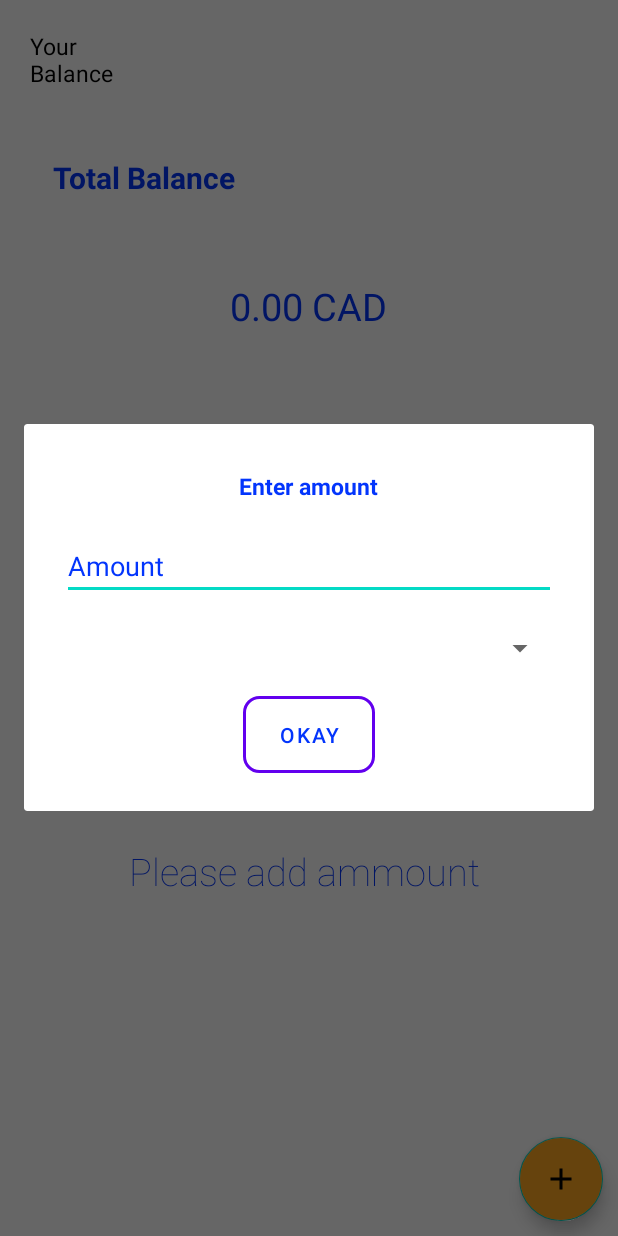
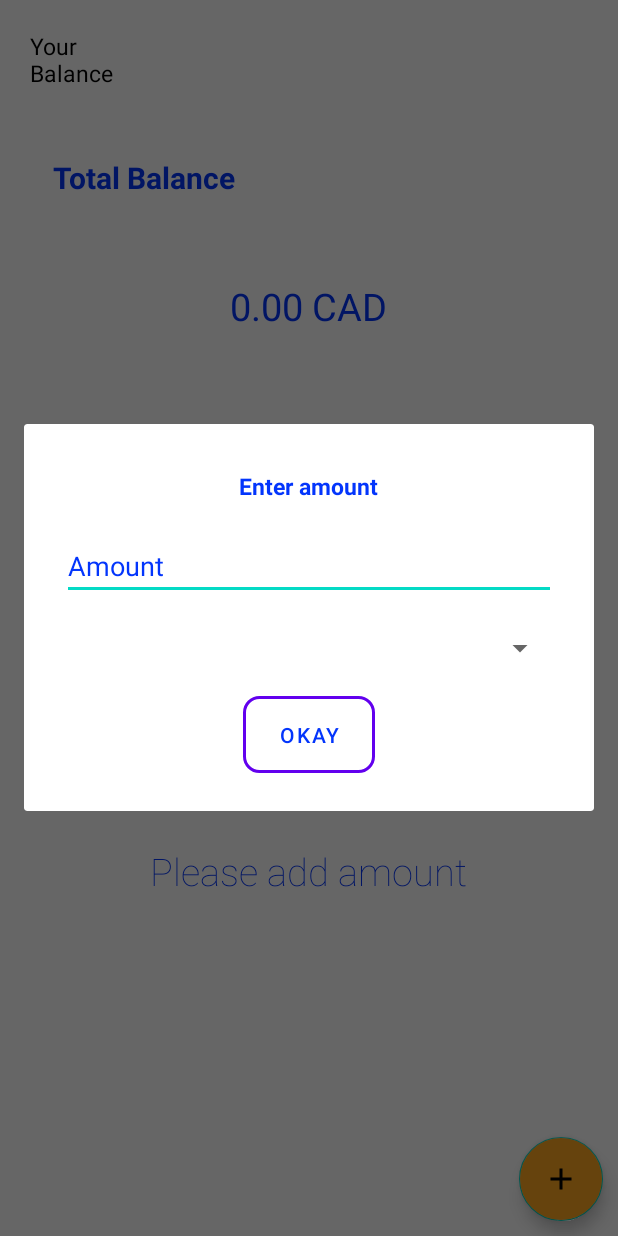
Before and after one commit to anmolvpanchal/Currency_converter, an Android app: the screen it shows after launch (MainActivity), after a tap on an icon or button, on a phone screen of 412 x 824 dp. Run offline under Robolectric (Android 15) with nearby library versions, the phone set to English and light mode, and no system bars; 2 statements that could not run were skipped.

Commit message:
extracted to string resources

```diff
--- a/app/src/main/res/layout-v21/activity_main.xml
+++ b/app/src/main/res/layout-v21/activity_main.xml
@@ -49,7 +49,7 @@
                     android:layout_height="wrap_content"
                     android:layout_marginLeft="15dp"
                     android:layout_marginTop="15dp"
-                    android:text="Total Balance"
+                    android:text="@string/total_balance_text"
                     android:textColor="@color/colorBlue"
                     android:textSize="20sp"
                     android:textStyle="bold" />
@@ -60,7 +60,7 @@
                     android:layout_height="wrap_content"
                     android:layout_centerInParent="true"
                     android:fontFamily="sans-serif-thin"
-                    android:text="0.00 CAD"
+                    android:text="@string/total_balance_value_text"
                     android:textColor="@color/colorBlue"
                     android:textSize="25sp"
                     android:textStyle="bold" />
@@ -75,7 +75,7 @@
             android:layout_height="wrap_content"
             android:layout_below="@id/totalBalanceCard"
             android:layout_marginLeft="20dp"
-            android:text="Currencies"
+            android:text="@string/currencies_text"
             android:textColor="@color/colorBlue"
             android:textSize="25sp"
             android:textStyle="bold" />
@@ -91,12 +91,12 @@
             android:background="@color/white"/>
 
         <TextView
-            android:id="@+id/addAmmountText"
+            android:id="@+id/addAmountText"
             android:layout_width="wrap_content"
             android:layout_height="wrap_content"
             android:layout_above="@id/floatingActionButton"
             android:layout_centerHorizontal="true"
-            android:text="Please add ammount "
+            android:text="@string/please_add_amount_text"
             android:textColor="@color/colorBlue"
             android:fontFamily="sans-serif-thin"
             android:textSize="25sp"
--- a/app/src/main/res/layout/custom_dialogbox.xml
+++ b/app/src/main/res/layout/custom_dialogbox.xml
@@ -14,7 +14,7 @@
         android:layout_height="wrap_content"
         android:layout_centerHorizontal="true"
         android:layout_marginTop="15dp"
-        android:text="Enter amount"
+        android:text="@string/enter_amount_text"
         android:textColor="@color/colorBlue"
         android:textSize="15sp"
         android:textStyle="bold" />
@@ -35,7 +35,7 @@
             android:layout_margin="10dp"
             android:layout_weight="1"
             android:ems="10"
-            android:hint="Amount"
+            android:hint="@string/hint_text"
             android:textColor="@color/colorBlue"
             android:textColorHint="@color/colorBlue"
             android:inputType="numberDecimal"/>
@@ -60,7 +60,7 @@
         android:layout_margin="10dp"
         android:background="@drawable/blue_bordered_rectangle"
         android:padding="10dp"
-        android:text="Okay"
+        android:text="@string/okay_text"
         android:textColor="@color/colorBlue" />
 
 </RelativeLayout>
--- a/app/src/main/res/layout/recyclerview_cell.xml
+++ b/app/src/main/res/layout/recyclerview_cell.xml
@@ -27,7 +27,7 @@
             android:layout_marginLeft="15dp"
             android:layout_toRightOf="@id/flags"
             android:fontFamily="sans-serif-thin"
-            android:text="country"
+            android:text="@string/country_name_text"
             android:textColor="@color/colorBlue"
             android:textSize="25sp"
             android:textStyle="bold" />
@@ -55,7 +55,7 @@
             android:layout_marginRight="20dp"
             android:layout_weight="1"
             android:background="@drawable/blue_bordered_rectangle"
-            android:text="Remove"
+            android:text="@string/remove_button_text"
             android:gravity="center"
             android:textColor="@color/colorBlue"
             android:textSize="15sp" />
@@ -68,7 +68,7 @@
             android:layout_marginRight="20dp"
             android:layout_weight="1"
             android:background="@drawable/yellow_border_rectangle"
-            android:text="Edit"
+            android:text="@string/edit_button_text"
             android:gravity="center"
             android:textColor="@color/colorBlue"
             android:textSize="15sp" />
--- a/app/src/main/res/values/strings.xml
+++ b/app/src/main/res/values/strings.xml
@@ -1,4 +1,14 @@
 <resources>
     <string name="app_name">Currency converter</string>
+    <string name="total_balance_text">Total Balance</string>
+    <string name="total_balance_value_text">0.00 CAD</string>
+    <string name="currencies_text">Currencies</string>
+    <string name="please_add_amount_text">Please add amount</string>
+    <string name="enter_amount_text">Enter amount</string>
+    <string name="hint_text">Amount</string>
+    <string name="okay_text">Okay</string>
+    <string name="country_name_text">country</string>
+    <string name="remove_button_text">Remove</string>
+    <string name="edit_button_text">Edit</string>
 
 </resources>
```
